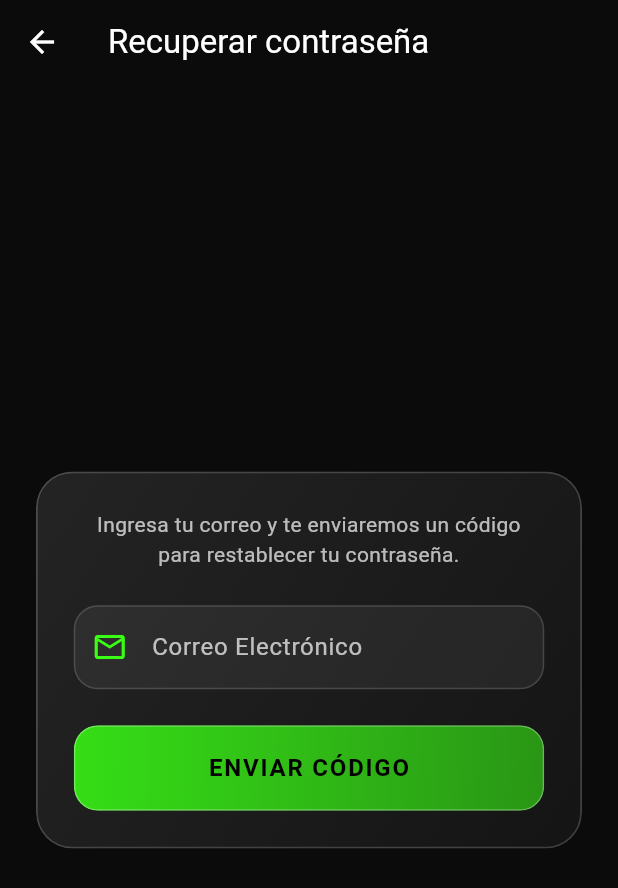
After one commit to santvappcanal-mobile/SanTv_App, a Flutter app: the screen it shows after launch, after a tap on "¿Olvidaste tu contraseña?", on a phone screen of 412 x 824 dp. The commit adds this screen. Shown: the top 888 px of the screen. Run offline on Flutter 3.47's test engine with Material 3 defaults, Android fonts, the phone set to English and light mode, and no system bars; our stand-ins replace flutter_secure_storage, socket_io_client; network calls fail.

Commit message:
Cambios en los modelos de usuario, rutas, controllers y mailer, ademas agregado boton de olvide contraseña

```diff
--- /dev/null
+++ b/frontend/frontend/lib/pages/forgot_password_screen.dart
@@ -0,0 +1,221 @@
+import 'dart:ui';
+import 'package:flutter/material.dart';
+import '../services/auth_service.dart';
+import 'reset_password_screen.dart';
+
+class ForgotPasswordScreen extends StatefulWidget {
+  const ForgotPasswordScreen({super.key, required this.authService});
+
+  final AuthService authService;
+
+  @override
+  State<ForgotPasswordScreen> createState() => _ForgotPasswordScreenState();
+}
+
+class _ForgotPasswordScreenState extends State<ForgotPasswordScreen> {
+  final _formKey = GlobalKey<FormState>();
+  final _emailController = TextEditingController();
+
+  bool _loading = false;
+
+  static const Color _neonGreen = Color(0xFF39FF14);
+
+  @override
+  void dispose() {
+    _emailController.dispose();
+    super.dispose();
+  }
+
+  void _showError(String message) {
+    ScaffoldMessenger.of(context).showSnackBar(
+      SnackBar(content: Text(message), backgroundColor: Colors.redAccent),
+    );
+  }
+
+  Future<void> _handleSubmit() async {
+    if (!_formKey.currentState!.validate()) return;
+
+    setState(() => _loading = true);
+    try {
+      final result = await widget.authService.forgotPassword(
+        email: _emailController.text.trim(),
+      );
+      if (!mounted) return;
+
+      if (result.success) {
+        Navigator.of(context).pushReplacement(
+          MaterialPageRoute(
+            builder: (_) => ResetPasswordScreen(
+              authService: widget.authService,
+              email: _emailController.text.trim(),
+            ),
+          ),
+        );
+      } else {
+        _showError(result.errorMessage ?? 'No se pudo enviar el código');
+      }
+    } catch (e) {
+      if (mounted) _showError('Error al conectar con el servidor: $e');
+    } finally {
+      if (mounted) setState(() => _loading = false);
+    }
+  }
+
+  InputDecoration _inputDecoration(String label, IconData icon) {
+    return InputDecoration(
+      labelText: label,
+      labelStyle: const TextStyle(color: Colors.white70),
+      prefixIcon: Icon(icon, color: _neonGreen),
+      filled: true,
+      fillColor: Colors.white.withOpacity(0.06),
+      border: OutlineInputBorder(
+        borderRadius: BorderRadius.circular(16),
+        borderSide: BorderSide(color: Colors.white.withOpacity(0.15)),
+      ),
+      enabledBorder: OutlineInputBorder(
+        borderRadius: BorderRadius.circular(16),
+        borderSide: BorderSide(color: Colors.white.withOpacity(0.15)),
+      ),
+      focusedBorder: OutlineInputBorder(
+        borderRadius: BorderRadius.circular(16),
+        borderSide: const BorderSide(color: _neonGreen, width: 1.5),
+      ),
+      errorBorder: OutlineInputBorder(
+        borderRadius: BorderRadius.circular(16),
+        borderSide: const BorderSide(color: Colors.redAccent, width: 1.2),
+      ),
+    );
+  }
+
+  @override
+  Widget build(BuildContext context) {
+    return Scaffold(
+      backgroundColor: const Color(0xFF0B0B0B),
+      appBar: AppBar(
+        backgroundColor: Colors.transparent,
+        elevation: 0,
+        iconTheme: const IconThemeData(color: Colors.white),
+        title: const Text(
+          'Recuperar contraseña',
+          style: TextStyle(color: Colors.white),
+        ),
+      ),
+      body: SafeArea(
+        child: Center(
+          child: SingleChildScrollView(
+            padding: const EdgeInsets.symmetric(horizontal: 24, vertical: 32),
+            child: ConstrainedBox(
+              constraints: const BoxConstraints(maxWidth: 420),
+              child: ClipRRect(
+                borderRadius: BorderRadius.circular(24),
+                child: BackdropFilter(
+                  filter: ImageFilter.blur(sigmaX: 16, sigmaY: 16),
+                  child: Container(
+                    padding: const EdgeInsets.all(24),
+                    decoration: BoxDecoration(
+                      borderRadius: BorderRadius.circular(24),
+                      gradient: LinearGradient(
+                        begin: Alignment.topLeft,
+                        end: Alignment.bottomRight,
+                        colors: [
+                          Colors.white.withOpacity(0.10),
+                          Colors.white.withOpacity(0.04),
+                        ],
+                      ),
+                      border: Border.all(
+                        color: Colors.white.withOpacity(0.18),
+                        width: 1.2,
+                      ),
+                    ),
+                    child: Form(
+                      key: _formKey,
+                      child: Column(
+                        crossAxisAlignment: CrossAxisAlignment.stretch,
+                        children: [
+                          const Text(
+                            'Ingresa tu correo y te enviaremos un código para restablecer tu contraseña.',
+                            textAlign: TextAlign.center,
+                            style: TextStyle(color: Colors.white70),
+                          ),
+                          const SizedBox(height: 24),
+                          TextFormField(
+                            controller: _emailController,
+                            keyboardType: TextInputType.emailAddress,
+                            style: const TextStyle(color: Colors.white),
+                            decoration: _inputDecoration(
+                              'Correo Electrónico',
+                              Icons.email_outlined,
+                            ),
+                            validator: (value) {
+                              if (value == null || value.isEmpty) {
+                                return 'Ingresa tu correo electrónico';
+                              }
+                              if (!value.contains('@')) {
+                                return 'Ingresa un correo válido';
+                              }
+                              return null;
+                            },
+                          ),
+                          const SizedBox(height: 24),
+                          ClipRRect(
+                            borderRadius: BorderRadius.circular(16),
+                            child: Container(
+                              decoration: BoxDecoration(
+                                borderRadius: BorderRadius.circular(16),
+                                gradient: LinearGradient(
+                                  colors: [
+                                    _neonGreen.withOpacity(0.85),
+                                    _neonGreen.withOpacity(0.55),
+                                  ],
+                                ),
+                                border: Border.all(
+                                  color: Colors.white.withOpacity(0.3),
+                                ),
+                              ),
+                              child: Material(
+                                color: Colors.transparent,
+                                child: InkWell(
+                                  borderRadius: BorderRadius.circular(16),
+                                  onTap: _loading ? null : _handleSubmit,
+                                  child: Padding(
+                                    padding: const EdgeInsets.symmetric(
+                                      vertical: 16,
+                                    ),
+                                    child: Center(
+                                      child: _loading
+                                          ? const SizedBox(
+                                              height: 20,
+                                              width: 20,
+                                              child: CircularProgressIndicator(
+                                                strokeWidth: 2,
+                                                color: Colors.black,
+                                              ),
+                                            )
+                                          : const Text(
+                                              'ENVIAR CÓDIGO',
+                                              style: TextStyle(
+                                                fontSize: 16,
+                                                fontWeight: FontWeight.bold,
+                                                letterSpacing: 1.2,
+                                                color: Colors.black,
+                                              ),
+                                            ),
+                                    ),
+                                  ),
+                                ),
+                              ),
+                            ),
+                          ),
+                        ],
+                      ),
+                    ),
+                  ),
+                ),
+              ),
+            ),
+          ),
+        ),
+      ),
+    );
+  }
+}
--- a/frontend/frontend/lib/pages/login_screen.dart
+++ b/frontend/frontend/lib/pages/login_screen.dart
@@ -1,6 +1,7 @@
 import 'dart:ui';
 import 'package:flutter/material.dart';
 import '../services/auth_service.dart';
+import 'forgot_password_screen.dart';
 
 /// Formulario de inicio de sesión con estilo glassmorfismo. Se usa
 /// embebido dentro de [AuthScreen] (pages/auth_screen.dart), dentro
@@ -80,6 +81,14 @@ class _LoginScreenState extends State<LoginScreen> {
     } finally {
       if (mounted) setState(() => _loading = false);
     }
+  }
+
+  void _goToForgotPassword() {
+    Navigator.of(context).push(
+      MaterialPageRoute(
+        builder: (_) => ForgotPasswordScreen(authService: widget.authService),
+      ),
+    );
   }
 
   InputDecoration _inputDecoration(String label, IconData icon) {
@@ -198,7 +207,27 @@ class _LoginScreenState extends State<LoginScreen> {
                     return null;
                   },
                 ),
-                const SizedBox(height: 24),
+                const SizedBox(height: 8),
+                Align(
+                  alignment: Alignment.centerRight,
+                  child: TextButton(
+                    onPressed: _loading ? null : _goToForgotPassword,
+                    style: TextButton.styleFrom(
+                      padding: EdgeInsets.zero,
+                      minimumSize: const Size(0, 0),
+                      tapTargetSize: MaterialTapTargetSize.shrinkWrap,
+                    ),
+                    child: const Text(
+                      '¿Olvidaste tu contraseña?',
+                      style: TextStyle(
+                        color: _neonGreen,
+                        fontSize: 13,
+                        fontWeight: FontWeight.w600,
+                      ),
+                    ),
+                  ),
+                ),
+                const SizedBox(height: 16),
                 ClipRRect(
                   borderRadius: BorderRadius.circular(16),
                   child: BackdropFilter(
```
Also changed, not shown: frontend/frontend/lib/pages/reset_password_screen.dart (added, +273 -0 lines), frontend/frontend/lib/services/auth_service.dart (+64 -0 lines), 6 other files.
